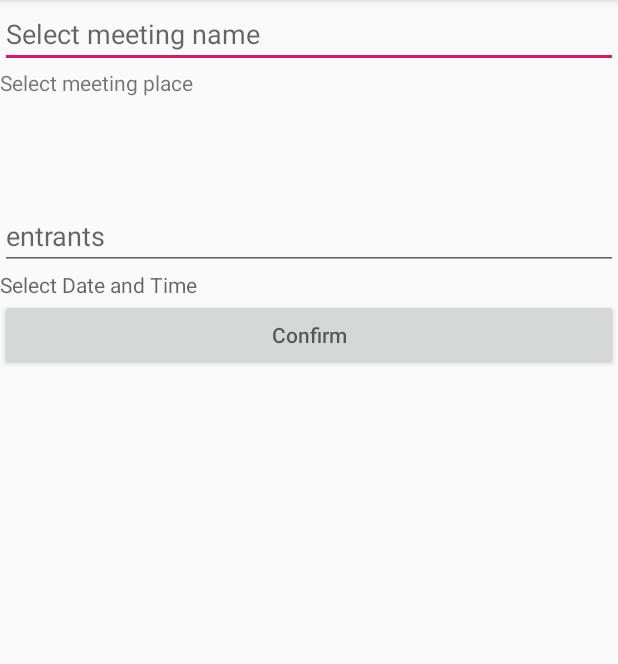
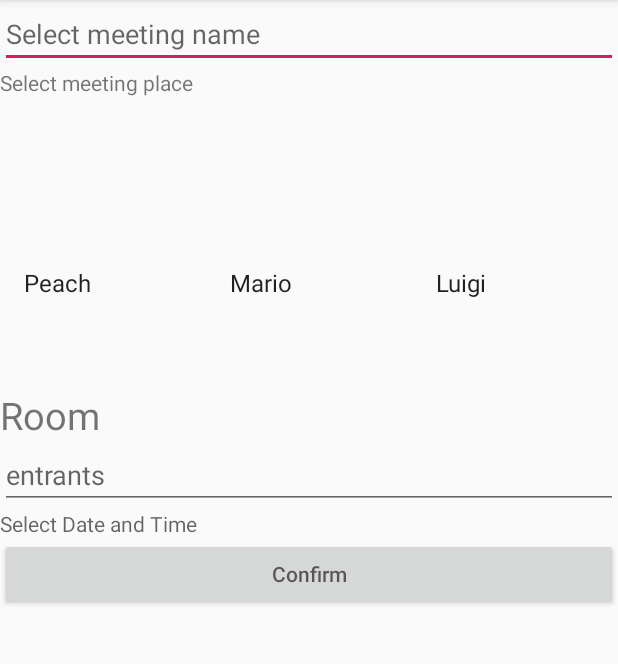
Before and after one commit to Philippeclass/P4_ANDROID_OC, an Android app: the screen it shows after launch (AddMeetingFragment), after a tap on an icon or button, on a phone screen of 412 x 824 dp, the part 84-748 px from its top. Run offline under Robolectric (Android 15) with nearby library versions, the phone set to English and light mode, and no system bars; our stand-ins replace ButterKnife, EventBus.

Commit message:
added sort by date and room choice succefully

```diff
--- a/app/src/main/java/com/philippe/mareu/service/MeetingApiService.java
+++ b/app/src/main/java/com/philippe/mareu/service/MeetingApiService.java
@@ -3,6 +3,7 @@ package com.philippe.mareu.service;
 import com.philippe.mareu.model.Meeting;
 import com.philippe.mareu.model.Place;
 
+import java.util.Date;
 import java.util.List;
 
 
@@ -18,7 +19,7 @@ import java.util.List;
          */
         List<Meeting>getMeetings();
 
-
+        List<Meeting>sortByDates(String date);
 
         List<Place>getPlaces();
 
--- a/app/src/main/java/com/philippe/mareu/ui/AddMeetingFragment.java
+++ b/app/src/main/java/com/philippe/mareu/ui/AddMeetingFragment.java
@@ -3,6 +3,7 @@ package com.philippe.mareu.ui;
 import android.app.DatePickerDialog;
 import android.app.Dialog;
 import android.app.TimePickerDialog;
+import android.content.Context;
 import android.graphics.drawable.Drawable;
 import android.os.Bundle;
 import android.text.InputType;
@@ -11,6 +12,7 @@ import android.view.LayoutInflater;
 import android.view.View;
 import android.view.ViewGroup;
 import android.widget.AdapterView;
+import android.widget.ArrayAdapter;
 import android.widget.Button;
 import android.widget.DatePicker;
 import android.widget.EditText;
@@ -60,6 +62,8 @@ public class AddMeetingFragment extends AppCompatActivity {
     GridView mGridView;
     @BindView(R.id.confirm_button)
     Button mOkButton;
+    @BindView(R.id.select_room_message)
+    TextView mSelect_room;
 
     private MeetingApiService mApiService;
     private List<Meeting> mMeetings;
@@ -76,6 +80,11 @@ public class AddMeetingFragment extends AppCompatActivity {
 
     MeetingApiService mMeetingApiService;
 
+String[] numberword = {"Peach", "Mario", "Luigi"};
+int[] numberImage = {R.drawable.ic_one, R.drawable.ic_two, R.drawable.ic_three};
+String selectedroom;
+
+
 
     @Override
     protected void onCreate(@Nullable Bundle savedInstanceState) {
@@ -84,17 +93,25 @@ public class AddMeetingFragment extends AppCompatActivity {
         ButterKnife.bind(this);
         mMeetingApiService = DI.getMeetingApiService();
         mMeeting = (Meeting) getIntent().getSerializableExtra(BUNDLE_EXTRA_MEETING);
+        //MainAdapter adapter = new MainAdapter(AddMeetingFragment.this, numberword, numberImage);
+        ArrayAdapter arrayAdapter = new ArrayAdapter<String>(this, android.R.layout.simple_list_item_1,numberword);
+        mGridView.setAdapter(arrayAdapter);
+
 
         mGridView.setOnItemClickListener(new AdapterView.OnItemClickListener() {
             @Override
             public void onItemClick(AdapterView<?> parent, View view, int position, long id) {
-                Toast.makeText(getApplicationContext(), "You chosed " + mPlaces[+position], Toast.LENGTH_SHORT).show();
+                selectedroom = numberword[+position];
+                Toast.makeText(getApplicationContext(), "You choose " + numberword[+position], Toast.LENGTH_SHORT).show();
+                mSelect_room.setText("you have chosen " + numberword[+position]);
+
             }
         });
+
         mOkButton.setOnClickListener(new View.OnClickListener() {
             @Override
             public void onClick(View v) {
-                Meeting meeting = new Meeting(1, mMeetingEdit.getText().toString(), Calendar.getInstance().getTime(), mGridView.toString(), mEntrantEdit.getText().toString());
+                Meeting meeting = new Meeting(1, mMeetingEdit.getText().toString(), Calendar.getInstance().getTime(), selectedroom, mEntrantEdit.getText().toString());
                 EventBus.getDefault().post(new AddMeetingEvent(meeting));
             }
         });
--- a/app/src/main/java/com/philippe/mareu/ui/MeetingFragment.java
+++ b/app/src/main/java/com/philippe/mareu/ui/MeetingFragment.java
@@ -1,5 +1,7 @@
 package com.philippe.mareu.ui;
 
+import android.app.DatePickerDialog;
+import android.app.TimePickerDialog;
 import android.content.Context;
 import android.os.Bundle;
 import android.util.Log;
@@ -7,7 +9,10 @@ import android.view.LayoutInflater;
 import android.view.MenuItem;
 import android.view.View;
 import android.view.ViewGroup;
+import android.widget.DatePicker;
 import android.widget.ImageButton;
+import android.widget.TextView;
+import android.widget.TimePicker;
 
 import androidx.annotation.NonNull;
 import androidx.fragment.app.Fragment;
@@ -30,6 +35,7 @@ import org.greenrobot.eventbus.Subscribe;
 import java.text.DateFormat;
 import java.text.ParseException;
 import java.text.SimpleDateFormat;
+import java.util.Calendar;
 import java.util.Collections;
 import java.util.Comparator;
 import java.util.Date;
@@ -45,7 +51,6 @@ public class MeetingFragment extends Fragment {
     private RecyclerView mRecyclerView;
     private MeetingRecyclerViewAdapter mAdapter;
     private Meeting mMeeting;
-
 
 
     @BindView(R.id.btn_add_meeting)
@@ -74,6 +79,7 @@ public class MeetingFragment extends Fragment {
         setHasOptionsMenu(true);
 
 
+
     }
 
 
@@ -85,7 +91,6 @@ public class MeetingFragment extends Fragment {
         mRecyclerView = (RecyclerView) view;
         mRecyclerView.setLayoutManager(new LinearLayoutManager(context));
         mRecyclerView.addItemDecoration(new DividerItemDecoration(getContext(), DividerItemDecoration.VERTICAL));
-
 
 
         /**
@@ -111,22 +116,44 @@ sortFromAToZ();
         return view;
 
     }
-/**
- public void sortFromAToZ() {
- Collections.sort(mApiService.getMeetings(), Meeting.fromAtoZ);
- initList();
 
- }
- **/
+    /**
+     * public void sortFromAToZ() {
+     * Collections.sort(mApiService.getMeetings(), Meeting.fromAtoZ);
+     * initList();
+     * }
+     **/
+
+    private void showDateTimeDialog() {
+        final Calendar calendar = Calendar.getInstance();
+        DatePickerDialog.OnDateSetListener dateSetListener = new DatePickerDialog.OnDateSetListener() {
+            @Override
+            public void onDateSet(DatePicker view, int year, int month, int dayOfMonth) {
+                calendar.set(Calendar.YEAR, year);
+                calendar.set(Calendar.MONTH, month);
+                calendar.set(Calendar.DAY_OF_MONTH, dayOfMonth);
+                Date date = calendar.getTime();
+                SimpleDateFormat simpleDateFormat = new SimpleDateFormat("dd/MM/yyyy");
+                initList(mApiService.sortByDates(simpleDateFormat.format(date)));
+
+
+
+            }
+        };
+
+        new DatePickerDialog(getContext(), dateSetListener, calendar.get(Calendar.YEAR), calendar.get(Calendar.MONTH), calendar.get(Calendar.DAY_OF_MONTH)).show();
+
+    }
+
 
     /**
      * Init the List of neighbours
      */
-    private void initList() {
+    private void initList(List<Meeting> meetings) {
 
-        mMeetings = mApiService.getMeetings();
-        mRecyclerView.setAdapter(new MeetingRecyclerViewAdapter(mMeetings));
+        //  mMeetings = mApiService.getMeetings();
 
+        mRecyclerView.setAdapter(new MeetingRecyclerViewAdapter(meetings));
 
     }
 
@@ -138,21 +165,22 @@ sortFromAToZ();
             }
         });
     }
-    public static void SortDates(List<String> dateList){
-        Collections.sort(dateList, new Comparator<String>() {
-            DateFormat mDateFormat = new SimpleDateFormat("dd/MM/yyyy hh:mm:ss", Locale.FRANCE);
-            @Override
-            public int compare(String e1, String e2) {
-                try {
-                    return mDateFormat.parse(e1).compareTo(mDateFormat.parse(e2));
-                } catch (ParseException e) {
-                    throw  new IllegalArgumentException(e);
-                }
-            }
-        });
-    }
 
-
+    /**
+     * public  void SortDates(List<String> dateList){
+     * Collections.sort(dateList, new Comparator<String>() {
+     * DateFormat mDateFormat = new SimpleDateFormat("dd/MM/yyyy hh:mm:ss", Locale.FRANCE);
+     *
+     * @Override public int compare(String e1, String e2) {
+     * try {
+     * return mDateFormat.parse(e1).compareTo(mDateFormat.parse(e2));
+     * } catch (ParseException e) {
+     * throw  new IllegalArgumentException(e);
+     * }
+     * }
+     * });
+     * }
+     **/
     @Override
     public boolean onOptionsItemSelected(@NonNull MenuItem item) {
         super.onOptionsItemSelected(item);
@@ -160,11 +188,9 @@ sortFromAToZ();
             case R.id.sort_By_Date:
 
                 Log.d("message", "test");
-sortList();
 
-//SortDates();
-
-            return true;
+showDateTimeDialog();
+                return true;
             case R.id.sort_By_Place:
                 Log.d("message2", "test2");
 
@@ -173,8 +199,6 @@ sortList();
                 return super.onOptionsItemSelected(item);
         }
     }
-
-
 
 
     @Override
@@ -193,7 +217,7 @@ sortList();
     @Override
     public void onResume() {
         super.onResume();
-        initList();
+        initList(mApiService.getMeetings());
     }
 
     /**
@@ -204,7 +228,7 @@ sortList();
     @Subscribe
     public void onDeleteMeeting(DeleteMeetingEvent event) {
         mApiService.deleteMeeting(event.meeting);
-        initList();
+        initList(mApiService.getMeetings());
     }
 
     /**
@@ -215,7 +239,7 @@ sortList();
     @Subscribe
     public void onAddMeeting(AddMeetingEvent event) {
         mApiService.addMeeting(event.meeting);
-        initList();
+        initList(mApiService.getMeetings());
     }
 
 
--- /dev/null
+++ b/app/src/main/res/drawable/ic_one.xml
@@ -0,0 +1,6 @@
+<vector android:height="24dp" android:viewportHeight="455.431"
+    android:viewportWidth="455.431" android:width="24dp" xmlns:android="http://schemas.android.com/apk/res/android">
+    <path android:fillColor="#5CA4DA" android:pathData="M405.493,412.764c-69.689,56.889 -287.289,56.889 -355.556,0c-69.689,-56.889 -62.578,-300.089 0,-364.089s292.978,-64 355.556,0S475.182,355.876 405.493,412.764z"/>
+    <path android:fillColor="#6DAFE0" android:pathData="M229.138,313.209c-62.578,49.778 -132.267,75.378 -197.689,76.8c-48.356,-82.489 -38.4,-283.022 18.489,-341.333c51.2,-52.622 211.911,-62.578 304.356,-29.867C377.049,112.676 330.116,232.142 229.138,313.209z"/>
+    <path android:fillColor="#FFFFFF" android:pathData="M172.249,89.92h110.933v274.489h-58.311V142.542h-52.622L172.249,89.92L172.249,89.92z"/>
+</vector>
--- /dev/null
+++ b/app/src/main/res/drawable/ic_three.xml
@@ -0,0 +1,6 @@
+<vector android:height="24dp" android:viewportHeight="455.431"
+    android:viewportWidth="455.431" android:width="24dp" xmlns:android="http://schemas.android.com/apk/res/android">
+    <path android:fillColor="#5CA4DA" android:pathData="M405.493,412.764c-69.689,56.889 -287.289,56.889 -355.556,0c-69.689,-56.889 -62.578,-300.089 0,-364.089s292.978,-64 355.556,0S475.182,355.876 405.493,412.764z"/>
+    <path android:fillColor="#6DAFE0" android:pathData="M229.138,313.209c-62.578,49.778 -132.267,75.378 -197.689,76.8c-48.356,-82.489 -38.4,-283.022 18.489,-341.333c51.2,-52.622 211.911,-62.578 304.356,-29.867C377.049,112.676 330.116,232.142 229.138,313.209z"/>
+    <path android:fillColor="#FFFFFF" android:pathData="M145.227,141.12V88.498h167.822v42.667l-56.889,64c21.333,4.267 38.4,12.8 51.2,28.444c11.378,14.222 18.489,31.289 18.489,51.2c0,28.444 -9.956,51.2 -29.867,68.267s-44.089,24.178 -75.378,24.178c-29.867,0 -61.156,-11.378 -92.444,-32.711l25.6,-48.356c25.6,18.489 49.778,27.022 69.689,27.022c12.8,0 22.756,-2.844 29.867,-8.533c8.533,-5.689 11.378,-14.222 11.378,-25.6s-4.267,-19.911 -14.222,-27.022c-8.533,-7.111 -21.333,-9.956 -38.4,-9.956c-8.533,0 -21.333,2.844 -36.978,7.111v-45.511l52.622,-62.578L145.227,141.12L145.227,141.12z"/>
+</vector>
--- /dev/null
+++ b/app/src/main/res/drawable/ic_two.xml
@@ -0,0 +1,6 @@
+<vector android:height="24dp" android:viewportHeight="455.431"
+    android:viewportWidth="455.431" android:width="24dp" xmlns:android="http://schemas.android.com/apk/res/android">
+    <path android:fillColor="#5CA4DA" android:pathData="M405.39,412.764c-69.689,56.889 -287.289,56.889 -355.556,0s-62.578,-300.089 0,-364.089s292.978,-64 355.556,0S475.079,355.876 405.39,412.764z"/>
+    <path android:fillColor="#6DAFE0" android:pathData="M229.034,313.209c-62.578,49.778 -132.267,75.378 -197.689,76.8C-17.01,307.52 -7.055,106.987 49.834,48.676c51.2,-52.622 211.911,-62.578 304.356,-29.867C376.945,112.676 330.012,232.142 229.034,313.209z"/>
+    <path android:fillColor="#FFFFFF" android:pathData="M248.945,200.853c7.111,-9.956 9.956,-19.911 9.956,-28.444c0,-8.533 -2.844,-17.067 -8.533,-22.756c-5.689,-5.689 -14.222,-9.956 -22.756,-9.956c-17.067,0 -34.133,12.8 -49.778,36.978l-49.778,-28.444c12.8,-19.911 27.022,-35.556 42.667,-45.511s35.556,-15.644 58.311,-15.644s44.089,7.111 62.578,22.756c18.489,15.644 27.022,35.556 27.022,61.156c0,14.222 -4.267,28.444 -11.378,41.244c-7.111,12.8 -19.911,29.867 -39.822,49.778l-49.778,51.2h109.511v55.467H132.323v-45.511l81.067,-82.489C230.456,223.609 241.834,210.809 248.945,200.853z"/>
+</vector>
--- a/app/src/main/res/layout/create_meeting_fragment.xml
+++ b/app/src/main/res/layout/create_meeting_fragment.xml
@@ -16,15 +16,35 @@
     <TextView
         android:layout_width="match_parent"
         android:layout_height="wrap_content"
-        android:text="Select meeting place" />
+        android:text="Select meeting place"
+        />
 
+<ImageView
+    android:layout_width="100dp"
+    android:layout_height="100dp"
+    android:id="@+id/image_view"
+
+    />
     <GridView
         android:id="@+id/place_input"
         android:layout_width="match_parent"
         android:layout_height="70dp"
         android:numColumns="3"
         android:hint="Select meeting place"
-        android:inputType="none" />
+         />
+
+    <TextView
+        android:layout_width="wrap_content"
+        android:layout_height="wrap_content"
+        android:id="@+id/select_room_message"/>
+
+    <TextView
+        android:layout_width="wrap_content"
+        android:layout_height="wrap_content"
+        android:id="@+id/text_view_place"
+        android:text="Room"
+        android:textSize="25dp"
+        android:layout_marginTop="5dp"/>
 
     <EditText
         android:layout_width="match_parent"
```
Also changed, not shown: app/src/main/java/com/philippe/mareu/model/Meeting.java (+7 -0 lines), app/src/main/java/com/philippe/mareu/service/DummyMeetingApiService.java (+14 -0 lines), app/src/main/java/com/philippe/mareu/ui/MainAdapter.java (added, +59 -0 lines).
